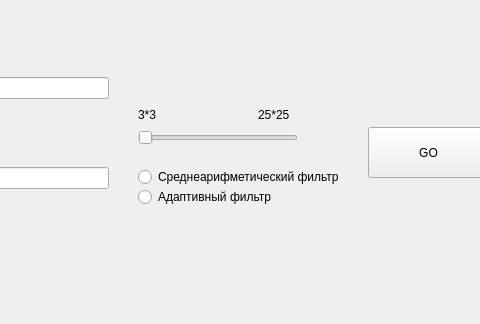
sanok10/PicFilter, file mainwindow.ui: the form before one commit; both pictures show x 272 to 752 and y 593 to 917 of the 954 by 917 pixel window.
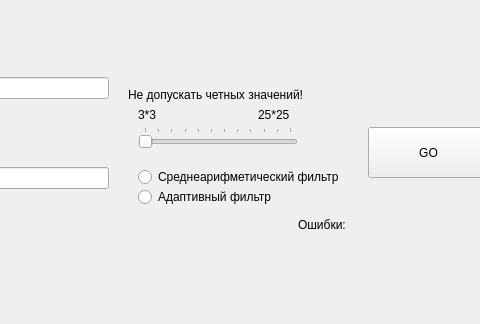
The form after the commit.

Diff of the .ui file:
```diff
--- a/mainwindow.ui
+++ b/mainwindow.ui
@@ -93,6 +93,12 @@
     <property name="orientation">
      <enum>Qt::Horizontal</enum>
     </property>
+    <property name="tickPosition">
+     <enum>QSlider::TicksAbove</enum>
+    </property>
+    <property name="tickInterval">
+     <number>2</number>
+    </property>
    </widget>
    <widget class="QLabel" name="label">
     <property name="geometry">
@@ -198,6 +204,45 @@
      <string/>
     </property>
    </widget>
+   <widget class="QLabel" name="errorsOutputLabel">
+    <property name="geometry">
+     <rect>
+      <x>640</x>
+      <y>790</y>
+      <width>301</width>
+      <height>71</height>
+     </rect>
+    </property>
+    <property name="text">
+     <string/>
+    </property>
+   </widget>
+   <widget class="QLabel" name="label_6">
+    <property name="geometry">
+     <rect>
+      <x>570</x>
+      <y>810</y>
+      <width>55</width>
+      <height>16</height>
+     </rect>
+    </property>
+    <property name="text">
+     <string>Ошибки:</string>
+    </property>
+   </widget>
+   <widget class="QLabel" name="label_7">
+    <property name="geometry">
+     <rect>
+      <x>400</x>
+      <y>680</y>
+      <width>191</width>
+      <height>16</height>
+     </rect>
+    </property>
+    <property name="text">
+     <string>Не допускать четных значений!</string>
+    </property>
+   </widget>
   </widget>
   <widget class="QMenuBar" name="menubar">
    <property name="geometry">
```
